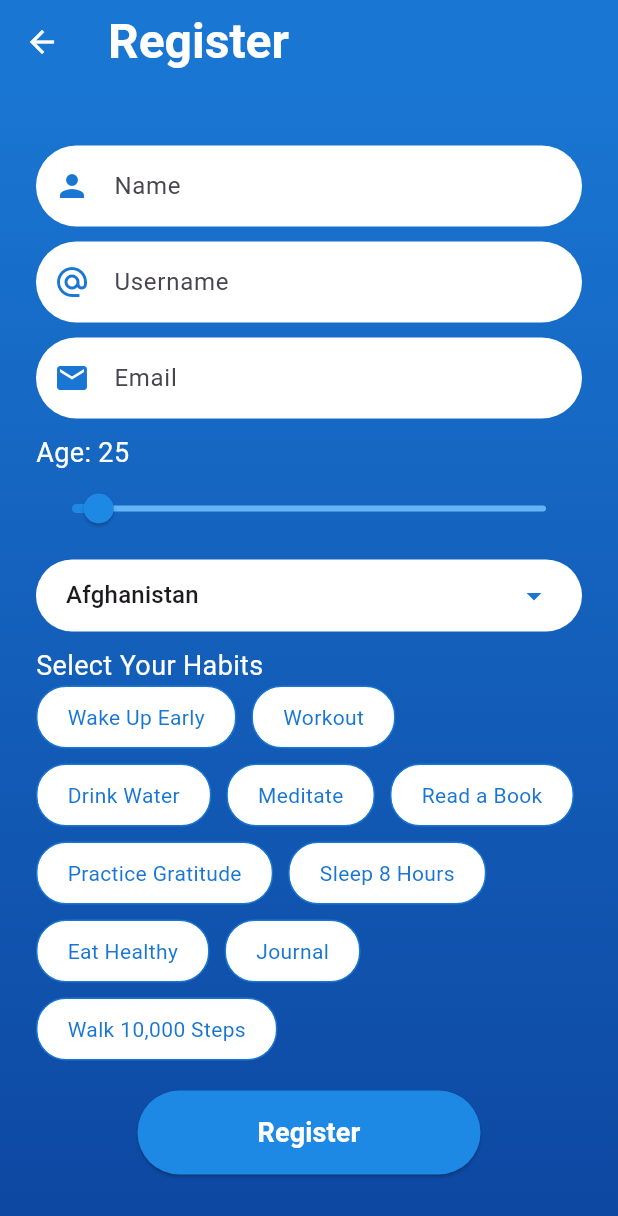
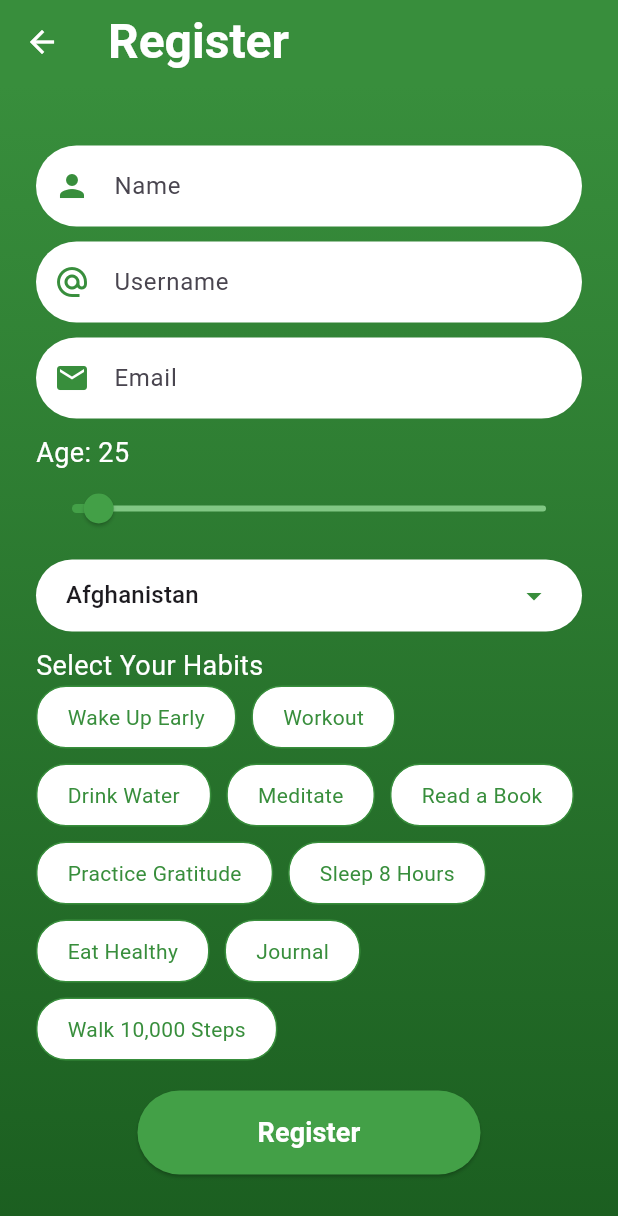
Before and after one commit to davidweller/habit_tracker, a Flutter app: the screen it shows after launch, after a tap on "Sign up", on a phone screen of 412 x 824 dp. Shown: the top 1216 px of the screen. Run offline on Flutter 3.47's test engine with Material 3 defaults, Android fonts, the phone set to English and light mode, and no system bars; our stand-ins replace flutter_local_notifications, fluttertoast, google_fonts, shared_preferences, timezone; network calls fail.

Commit message:
Update app theme to green across all screens - Changed all blue colors to green theme for consistency - Updated login, registration, personal info, reports, notifications, and configure habits screens - Applied green theme to AppBars, buttons, icons, and UI elements

```diff
--- a/lib/add_habit_screen.dart
+++ b/lib/add_habit_screen.dart
@@ -55,7 +55,7 @@ class _AddHabitScreenState extends State<AddHabitScreen> {
 
     return Scaffold(
       appBar: AppBar(
-        backgroundColor: Colors.blue.shade700,
+        backgroundColor: Colors.green.shade700,
         title: Text('Configure Habits'),
       ),
       body: Padding(
@@ -131,7 +131,7 @@ class _AddHabitScreenState extends State<AddHabitScreen> {
                 style: TextStyle(color: Colors.white, fontSize: 16),
               ),
               style: ElevatedButton.styleFrom(
-                backgroundColor: Colors.blue.shade700,
+                backgroundColor: Colors.green.shade700,
                 shape: RoundedRectangleBorder(
                   borderRadius: BorderRadius.circular(20),
                 ),
--- a/lib/login_screen.dart
+++ b/lib/login_screen.dart
@@ -1,6 +1,7 @@
 import 'package:flutter/material.dart';
 import 'package:fluttertoast/fluttertoast.dart';
 import 'package:shared_preferences/shared_preferences.dart';
+import 'package:google_fonts/google_fonts.dart';
 import 'habit_tracker_screen.dart';
 import 'register_screen.dart';
 
@@ -59,7 +60,7 @@ class _LoginScreenState extends State<LoginScreen> {
       body: Container(
         decoration: BoxDecoration(
           gradient: LinearGradient(
-            colors: [Colors.blue.shade700, Colors.blue.shade900],
+            colors: [Colors.green.shade700, Colors.green.shade900],
             begin: Alignment.topCenter,
             end: Alignment.bottomCenter,
           ),
@@ -72,10 +73,11 @@ class _LoginScreenState extends State<LoginScreen> {
               children: [
                 Text(
                   'Habittastic',
-                  style: TextStyle(
-                    fontSize: 32,
-                    fontWeight: FontWeight.bold,
+                  style: GoogleFonts.poppins(
+                    fontSize: 36,
+                    fontWeight: FontWeight.w700,
                     color: Colors.white,
+                    letterSpacing: 1.2,
                   ),
                 ),
                 SizedBox(height: 30),
@@ -88,7 +90,7 @@ class _LoginScreenState extends State<LoginScreen> {
                     controller: _usernameController,
                     decoration: InputDecoration(
                       prefixIcon:
-                          Icon(Icons.person, color: Colors.blue.shade700),
+                          Icon(Icons.person, color: Colors.green.shade700),
                       hintText: 'Enter Username',
                       border: InputBorder.none,
                       contentPadding:
@@ -107,7 +109,7 @@ class _LoginScreenState extends State<LoginScreen> {
                     keyboardType: TextInputType.emailAddress,
                     decoration: InputDecoration(
                       prefixIcon:
-                          Icon(Icons.email, color: Colors.blue.shade700),
+                          Icon(Icons.email, color: Colors.green.shade700),
                       hintText: 'Enter Email',
                       border: InputBorder.none,
                       contentPadding:
@@ -125,7 +127,7 @@ class _LoginScreenState extends State<LoginScreen> {
                     controller: _passwordController,
                     obscureText: true,
                     decoration: InputDecoration(
-                      prefixIcon: Icon(Icons.lock, color: Colors.blue.shade700),
+                      prefixIcon: Icon(Icons.lock, color: Colors.green.shade700),
                       hintText: 'Enter Password',
                       border: InputBorder.none,
                       contentPadding:
@@ -150,7 +152,7 @@ class _LoginScreenState extends State<LoginScreen> {
                 ElevatedButton(
                   onPressed: _login,
                   style: ElevatedButton.styleFrom(
-                    backgroundColor: Colors.blue.shade600,
+                    backgroundColor: Colors.green.shade600,
                     shape: RoundedRectangleBorder(
                       borderRadius: BorderRadius.circular(30.0),
                     ),
@@ -179,7 +181,7 @@ class _LoginScreenState extends State<LoginScreen> {
                     );
                   },
                   style: ElevatedButton.styleFrom(
-                    backgroundColor: Colors.blue.shade600,
+                    backgroundColor: Colors.green.shade600,
                     shape: RoundedRectangleBorder(
                       borderRadius: BorderRadius.circular(30.0),
                     ),
--- a/lib/notificatons_screen.dart
+++ b/lib/notificatons_screen.dart
@@ -177,7 +177,7 @@ class _NotificationsScreenState extends State<NotificationsScreen> {
   Widget build(BuildContext context) {
     return Scaffold(
       appBar: AppBar(
-        backgroundColor: Colors.blue.shade700,
+        backgroundColor: Colors.green.shade700,
         title: Text('Notifications'),
       ),
       body: Padding(
@@ -272,7 +272,7 @@ class _NotificationsScreenState extends State<NotificationsScreen> {
               },
               child: Text('Send Test Notification'),
               style: ElevatedButton.styleFrom(
-                backgroundColor: Colors.blue.shade700,
+                backgroundColor: Colors.green.shade700,
                 foregroundColor: Colors.white,
                 shape: RoundedRectangleBorder(
                   borderRadius: BorderRadius.circular(20),
--- a/lib/register_screen.dart
+++ b/lib/register_screen.dart
@@ -187,7 +187,7 @@ class _RegisterScreenState extends State<RegisterScreen> {
   Widget build(BuildContext context) {
     return Scaffold(
       appBar: AppBar(
-        backgroundColor: Colors.blue.shade700,
+        backgroundColor: Colors.green.shade700,
         title: Text(
           'Register',
           style: TextStyle(
@@ -209,7 +209,7 @@ class _RegisterScreenState extends State<RegisterScreen> {
       body: Container(
         decoration: BoxDecoration(
           gradient: LinearGradient(
-            colors: [Colors.blue.shade700, Colors.blue.shade900],
+            colors: [Colors.green.shade700, Colors.green.shade900],
             begin: Alignment.topCenter,
             end: Alignment.bottomCenter,
           ),
@@ -236,8 +236,8 @@ class _RegisterScreenState extends State<RegisterScreen> {
                   min: 21,
                   max: 100,
                   divisions: 79,
-                  activeColor: Colors.blue.shade600,
-                  inactiveColor: Colors.blue.shade300,
+                  activeColor: Colors.green.shade600,
+                  inactiveColor: Colors.green.shade300,
                   onChanged: (double value) {
                     setState(() {
                       _age = value;
@@ -261,16 +261,16 @@ class _RegisterScreenState extends State<RegisterScreen> {
                             EdgeInsets.symmetric(horizontal: 20, vertical: 10),
                         decoration: BoxDecoration(
                           color:
-                          isSelected ? Colors.blue.shade600 : Colors.white,
+                          isSelected ? Colors.green.shade600 : Colors.white,
                           borderRadius: BorderRadius.circular(20),
-                          border: Border.all(color: Colors.blue.shade700),
+                          border: Border.all(color: Colors.green.shade700),
                         ),
                         child: Text(
                           habit,
                           style: TextStyle(
                             color: isSelected
                                 ? Colors.white
-                                : Colors.blue.shade700,
+                                : Colors.green.shade700,
                           ),
                         ),
                       ),
@@ -282,7 +282,7 @@ class _RegisterScreenState extends State<RegisterScreen> {
                   child: ElevatedButton(
                     onPressed: _register,
                     style: ElevatedButton.styleFrom(
-                      backgroundColor: Colors.blue.shade600,
+                      backgroundColor: Colors.green.shade600,
                       shape: RoundedRectangleBorder(
                         borderRadius: BorderRadius.circular(30.0),
                       ),
@@ -317,7 +317,7 @@ class _RegisterScreenState extends State<RegisterScreen> {
       child: TextField(
         controller: controller,
         decoration: InputDecoration(
-          prefixIcon: Icon(icon, color: Colors.blue.shade700),
+          prefixIcon: Icon(icon, color: Colors.green.shade700),
           hintText: hint,
           border: InputBorder.none,
           contentPadding: EdgeInsets.symmetric(horizontal: 20, vertical: 15),
@@ -348,7 +348,7 @@ class _RegisterScreenState extends State<RegisterScreen> {
             )
           : DropdownButton<String>(
               value: currentValue,
-              icon: Icon(Icons.arrow_drop_down, color: Colors.blue.shade700),
+              icon: Icon(Icons.arrow_drop_down, color: Colors.green.shade700),
               isExpanded: true,
               underline: SizedBox(),
               items: _countries.map((String value) {
--- a/lib/reports_screen.dart
+++ b/lib/reports_screen.dart
@@ -79,7 +79,7 @@ class _ReportsScreenState extends State<ReportsScreen> {
   Widget build(BuildContext context) {
     return Scaffold(
       appBar: AppBar(
-        backgroundColor: Colors.blue.shade700,
+        backgroundColor: Colors.green.shade700,
         title: const Text(
           'Weekly Report',
           style: TextStyle(
--- a/pubspec.yaml
+++ b/pubspec.yaml
@@ -40,6 +40,7 @@ dependencies:
   http: ^1.2.2
   flutter_local_notifications: ^18.0.1
   timezone: ^0.9.2
+  google_fonts: ^6.1.0
 
 dev_dependencies:
   flutter_test:
```
Also changed, not shown: lib/habit_tracker_screen.dart (+4 -4 lines), lib/personal_info_screen.dart (+8 -8 lines), pubspec.lock.
